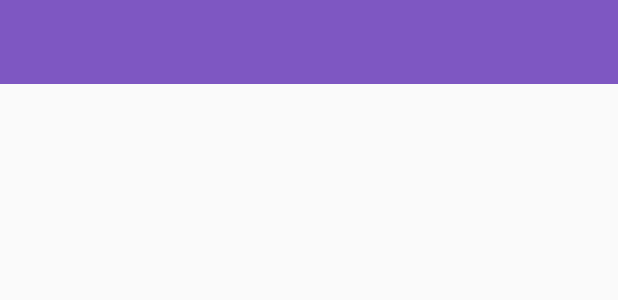
After one commit to clucle/get_it_pouch, an Android app: the layout toolbar.xml on its own in the app's theme, with its tools: preview values and no code run, on a phone screen of 412 x 824 dp. The commit adds this screen. Shown: the top 300 px of the screen. Run offline under Robolectric (Android 15) with nearby library versions, the phone set to English and light mode, and no system bars.

Commit message:
fix toolbar logo and text align

```diff
--- a/app/src/main/res/layout/activity_main.xml
+++ b/app/src/main/res/layout/activity_main.xml
@@ -7,11 +7,7 @@
         android:orientation="vertical"
         tools:context="kr.edcan.cardline.activity.MainActivity">
 
-        <android.support.v7.widget.Toolbar
-            android:id="@+id/toolbar"
-            app:contentInsetStartWithNavigation="0dp"
-            android:layout_width="match_parent"
-            android:layout_height="?attr/actionBarSize" />
+        <include layout="@layout/toolbar" />
 
         <kr.edcan.getitpouch.views.AliveFragmentView
             android:id="@+id/mainFragmentContainer"
--- /dev/null
+++ b/app/src/main/res/layout/toolbar.xml
@@ -0,0 +1,27 @@
+<?xml version="1.0" encoding="utf-8"?>
+<android.support.v7.widget.Toolbar xmlns:android="http://schemas.android.com/apk/res/android"
+    android:id="@+id/toolbar"
+    android:orientation="vertical" android:layout_width="match_parent"
+    android:layout_height="wrap_content" android:background="@color/colorPrimary">
+    <FrameLayout
+        android:layout_width="wrap_content"
+        android:layout_height="wrap_content"
+        android:layout_gravity="center">
+        <ImageView
+            android:id="@+id/logo"
+            android:layout_width="wrap_content"
+            android:layout_height="wrap_content"
+            android:layout_gravity="center"
+            android:src="@drawable/ic_launcher"
+            android:visibility="invisible"/>
+
+        <TextView
+            android:id="@+id/page_title"
+            android:layout_width="wrap_content"
+            android:layout_height="wrap_content"
+            android:layout_gravity="center"
+            android:textSize="18sp"
+            android:textColor="@android:color/white"/>
+    </FrameLayout>
+
+</android.support.v7.widget.Toolbar>
```
Also changed, not shown: app/src/main/java/kr/edcan/getitpouch/activity/MainActivity.java (+34 -19 lines), app/src/main/res/drawable-xxxhdpi/ic_launcher.png (renamed from app/src/main/res/drawable-xxxhdpi/ic_getitpouch_mainpage.png).
